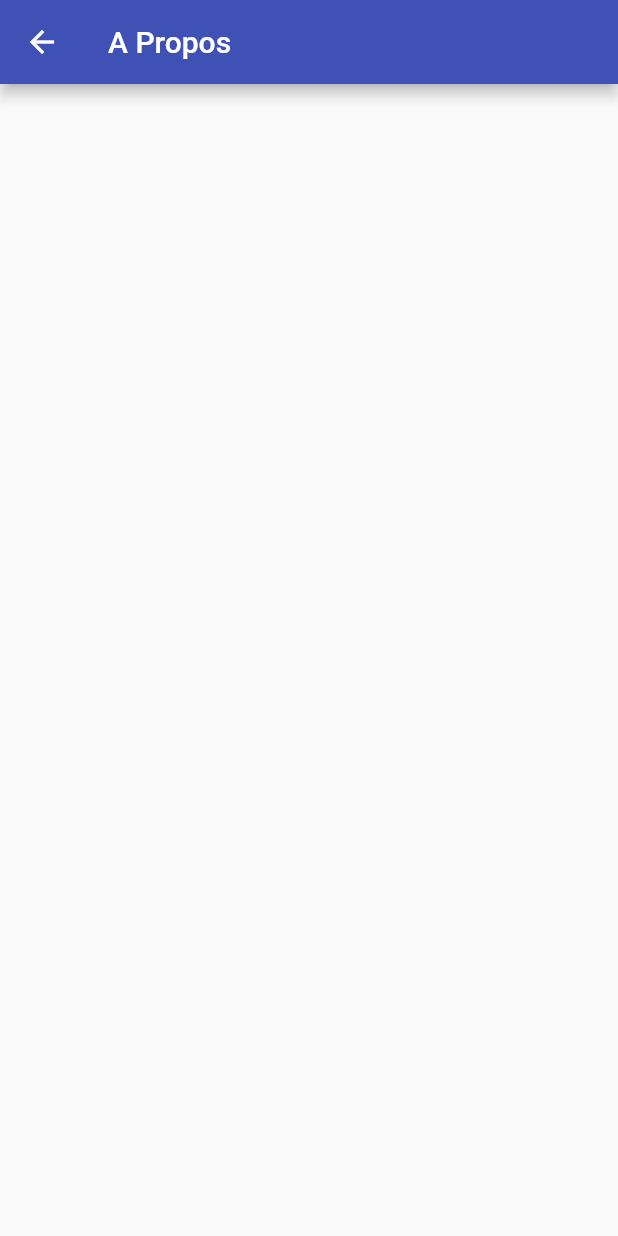
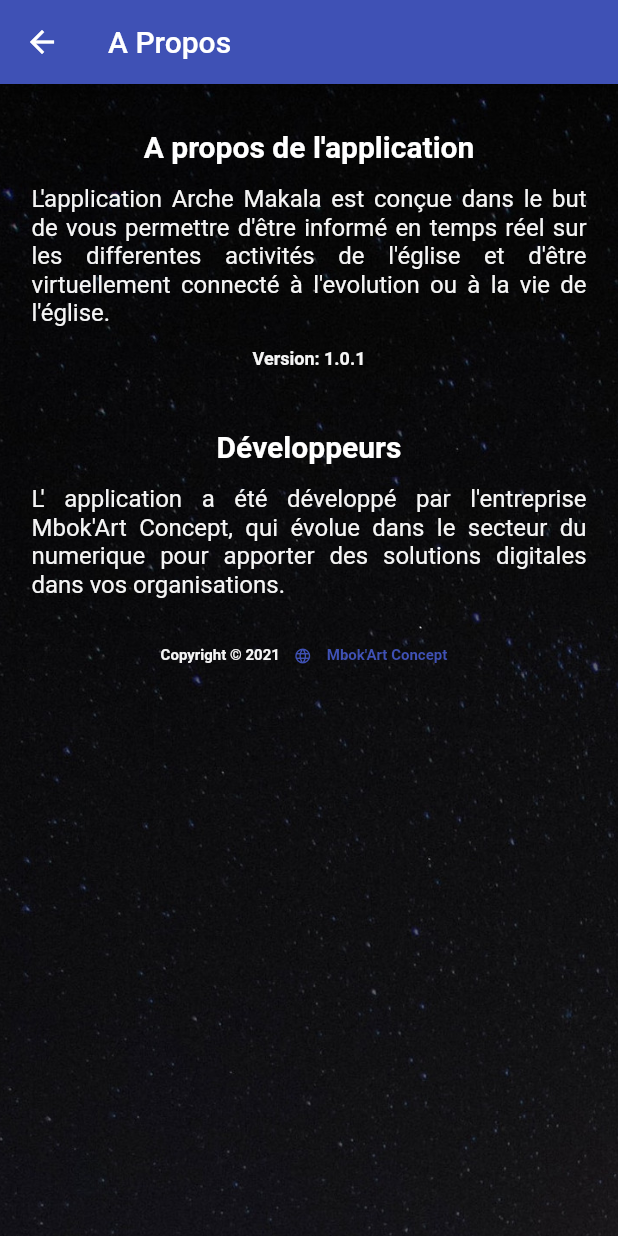
Before and after one commit to dolva2000/eglise_arche, a Flutter app: the AboutView screen opened directly, on a phone screen of 412 x 824 dp. Run offline on Flutter 3.47's test engine with Material 2 defaults, Android fonts, the phone set to English and light mode, and no system bars; our stand-ins replace cached_network_image, carousel_slider, firebase_core, firebase_messaging, flutter_local_notifications, google_maps_flutter and 1 more; missing offline and left inert: flutter_cached_pdfview, flutter_statusbar_manager, flutter_webview_plugin, state_persistence; accounts and stored records are empty.

Commit message:
adding abou screen

```diff
--- a/lib/information/pastoral.dart
+++ b/lib/information/pastoral.dart
@@ -32,7 +32,7 @@
                       width: double.infinity,
                       decoration: BoxDecoration(
                         color: Colors.white,
-                        borderRadius: BorderRadius.all(Radius.circular(30.0)),
+                        borderRadius: BorderRadius.all(Radius.circular(50.0)),
                         boxShadow: [
                           BoxShadow(
                               color: Colors.black.withOpacity(0.3),
--- a/lib/screen/about_screen.dart
+++ b/lib/screen/about_screen.dart
@@ -1,4 +1,6 @@
 import 'package:flutter/material.dart';
+//import 'package:grouped_list/grouped_list.dart';
+import 'package:url_launcher/url_launcher.dart';
 
 class AboutView extends StatefulWidget {
   @override
@@ -13,7 +15,106 @@
         title: Text('A Propos'),
         //backgroundColor: Colors.indigo,
       ),
-      body: Container(),
+      body: Container(
+          decoration: new BoxDecoration(
+              image: DecorationImage(
+                  image: AssetImage('asset/img/bg2.jpg'), fit: BoxFit.cover)),
+          child: ListView(
+            padding: EdgeInsets.symmetric(horizontal: 5.0, vertical: 30),
+            children: [
+              Text(
+                "A propos de l'application",
+                textAlign: TextAlign.center,
+                style: TextStyle(
+                    color: Colors.white,
+                    fontSize: 20,
+                    fontWeight: FontWeight.bold),
+              ),
+              SizedBox(
+                height: 10,
+              ),
+              ListTile(
+                title: Text(
+                  "L'application Arche Makala est conçue dans le but de vous permettre d'être informé en temps réel sur les differentes activités de l'église et d'être virtuellement connecté à l'evolution ou à la vie de l'église.",
+                  textAlign: TextAlign.justify,
+                  style: TextStyle(color: Colors.grey.shade100),
+                ),
+              ),
+              SizedBox(
+                height: 10,
+              ),
+              Text(
+                "Version: 1.0.1",
+                textAlign: TextAlign.center,
+                style: TextStyle(
+                    color: Colors.grey.shade100,
+                    fontSize: 12,
+                    fontWeight: FontWeight.bold),
+              ),
+              SizedBox(
+                height: 40,
+              ),
+              Text(
+                "Développeurs",
+                textAlign: TextAlign.center,
+                style: TextStyle(
+                    color: Colors.white,
+                    fontSize: 20,
+                    fontWeight: FontWeight.bold),
+              ),
+              SizedBox(
+                height: 10,
+              ),
+              ListTile(
+                title: Text(
+                  "L' application a été développé par l'entreprise Mbok'Art Concept, qui évolue dans le secteur du numerique pour apporter des solutions digitales dans vos organisations.",
+                  textAlign: TextAlign.justify,
+                  style: TextStyle(color: Colors.grey.shade100),
+                ),
+              ),
+              SizedBox(
+                height: 10,
+              ),
+              Container(
+                child: Row(
+                  mainAxisAlignment: MainAxisAlignment.center,
+                  children: [
+                    Text(
+                      "Copyright © 2021 ",
+                      textAlign: TextAlign.center,
+                      style: TextStyle(
+                          color: Colors.grey.shade100,
+                          fontSize: 10,
+                          fontWeight: FontWeight.bold),
+                    ),
+                    TextButton(
+                      onPressed: () => launch("https://mbokart-concept.net/"),
+                      child: Row(
+                        mainAxisAlignment: MainAxisAlignment.start,
+                        children: [
+                          Icon(
+                            Icons.language,
+                            size: 12,
+                          ),
+                          SizedBox(
+                            width: 10,
+                          ),
+                          Text(
+                            "Mbok'Art Concept",
+                            textAlign: TextAlign.center,
+                            style: TextStyle(
+                                color: Colors.indigo,
+                                fontSize: 10,
+                                fontWeight: FontWeight.bold),
+                          ),
+                        ],
+                      ),
+                    ),
+                  ],
+                ),
+              ),
+            ],
+          )),
     );
   }
 }
--- a/lib/screen/drawer.dart
+++ b/lib/screen/drawer.dart
@@ -5,10 +5,12 @@
 import 'package:apparche/screen/events_screen.dart';
 import 'package:apparche/screen/account_screen.dart';
 import 'package:apparche/programme/programme.dart';
+//import 'package:flutter_statusbar_manager/flutter_statusbar_manager.dart';
 
 class Menu extends StatelessWidget {
   @override
   Widget build(BuildContext context) {
+    //FlutterStatusbarManager.setColor(Colors.indigo);
     return Drawer(
         elevation: 65,
         child: new ListView(
@@ -44,6 +46,8 @@
                         ),
                         Text(
                           "dolvabolokondi@gmail.com",
+                          maxLines: 1,
+                          overflow: TextOverflow.ellipsis,
                           style: TextStyle(
                               fontSize: 13,
                               color: Colors.white,
--- a/lib/screen/home.dart
+++ b/lib/screen/home.dart
@@ -9,6 +9,7 @@
 import 'package:firebase_messaging/firebase_messaging.dart';
 import 'dart:math';
 import 'package:flutter_statusbar_manager/flutter_statusbar_manager.dart';
+
 // ...
 FirebaseMessaging messaging = FirebaseMessaging.instance;
 
@@ -18,7 +19,6 @@
 }
 
 class _HomeState extends State<Home> {
-
   Color generateRandomColor3() {
     Random random = Random();
 
@@ -28,7 +28,7 @@
 
   @override
   Widget build(BuildContext context) {
-
+    FlutterStatusbarManager.setStyle(StatusBarStyle.LIGHT_CONTENT);
     return Scaffold(
         drawer: Menu(),
         appBar: AppBar(
--- a/lib/youtube/home_screen.dart
+++ b/lib/youtube/home_screen.dart
@@ -173,7 +173,8 @@
                                           return child;
                                         return Container(
                                           width: 150,
-                                          child:Image.asset("asset/img/hhh.png"),
+                                          child:
+                                              Image.asset("asset/img/hhh.png"),
                                         );
                                       },
                                     ),
--- a/pubspec.yaml
+++ b/pubspec.yaml
@@ -40,6 +40,7 @@
   flutter_statusbar_manager: ^2.0.0
   flutter_cached_pdfview: ^0.4.0-nullsafety
   google_maps_flutter: ^2.0.3
+  grouped_list: ^4.0.0
 
 dev_dependencies:
   flutter_test:
@@ -76,6 +77,7 @@
     - asset/img/par.png
     - asset/img/par.png
     - asset/img/hhh.png
+    - asset/img/logo.png
     - asset/img/pasteur.png
     - asset/img/dimanche.jpg
     - asset/img/Facebook.png
```
Also changed, not shown: lib/information/information.dart (+56 -57 lines), lib/main.dart (+10 -14 lines), asset/img/bg2.jpg, asset/img/logo.png (added), asset/img/splashscreen.jpg, lib/screen/screenplash.dart (indentation only), pubspec.lock.
